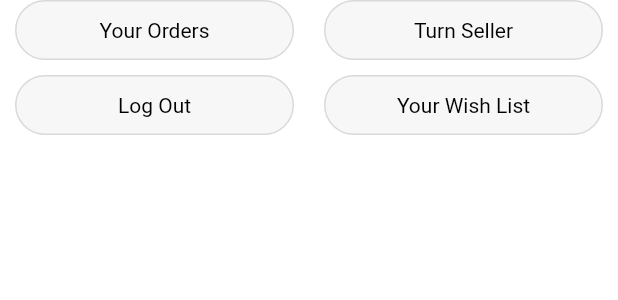
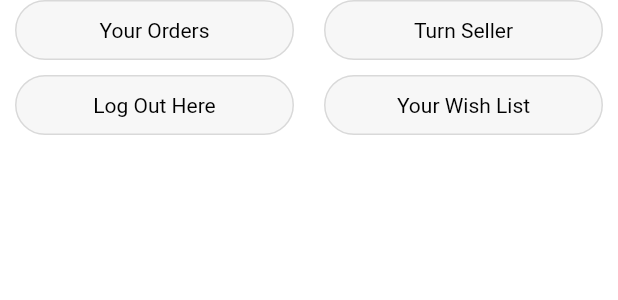
Before and after one commit to eliasgebreamanuel/flutter_amazone_clone, a Flutter app: the TopButtons widget shown alone on an empty page, opened directly, on a phone screen of 412 x 824 dp. Shown: the top 300 px of the screen. Run offline on Flutter 3.47's test engine with Material 2 defaults, Android fonts, the light colour scheme and no system bars; our stand-ins replace badges, carousel_slider, dotted_border, shared_preferences; accounts and stored records are empty; network calls fail.

Commit message:
Eighth Commit

```diff
--- a/lib/features/account/widgets/top_buttons.dart
+++ b/lib/features/account/widgets/top_buttons.dart
@@ -18,7 +18,7 @@ class _TopButtonsState extends State<TopButtons> {
       ]),
       const SizedBox(height: 10),
       Row(children: [
-        AccountButton(text: 'Log Out', onTap: () {}),
+        AccountButton(text: 'Log Out Here', onTap: () {}),
         AccountButton(text: 'Your Wish List', onTap: () {}),
       ]),
     ]);
```
